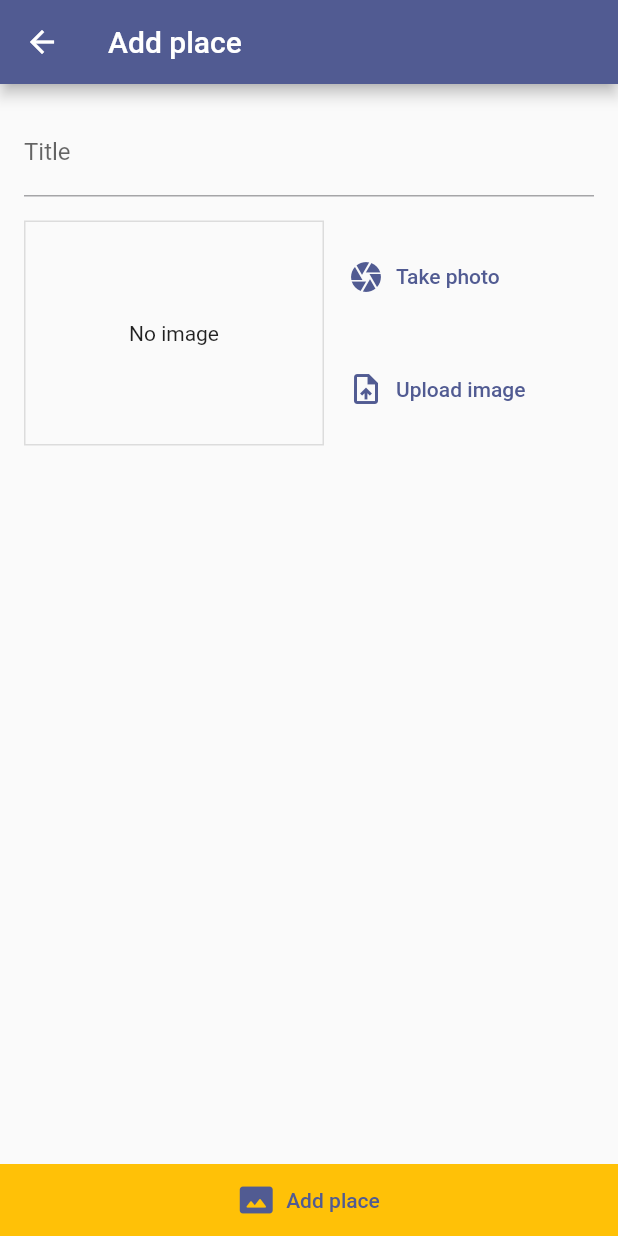
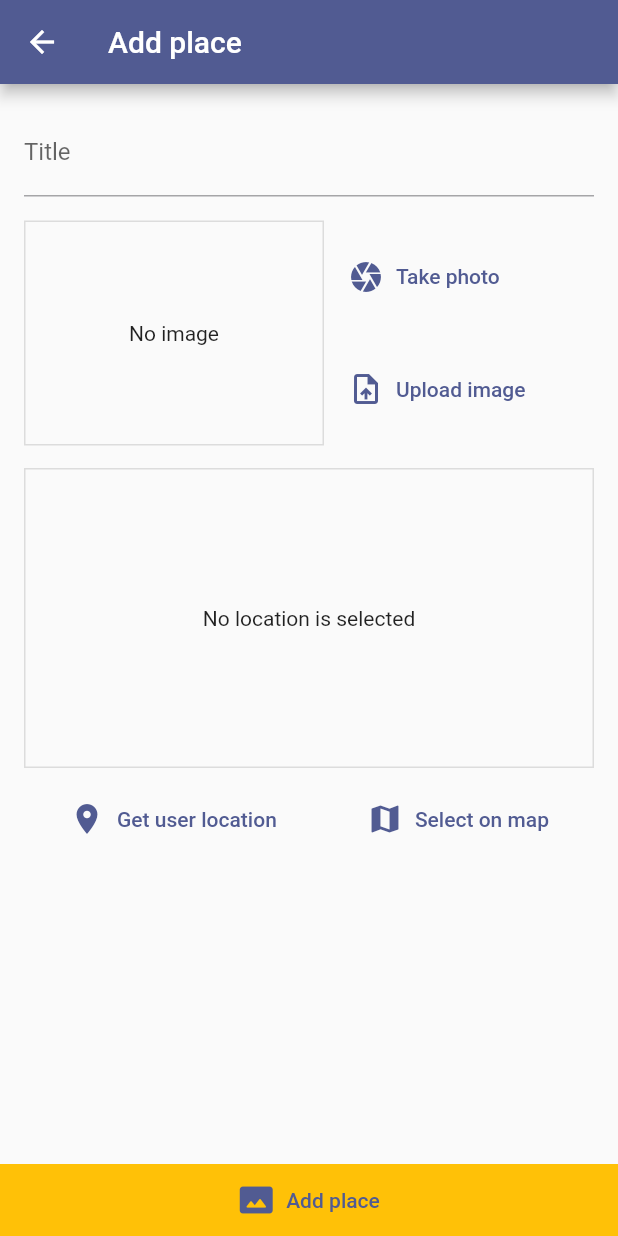
Before and after one commit to vPokladLI/great_places, a Flutter app: the AddPlaceScreen screen opened by its route, after a tap on "Add place", on a phone screen of 412 x 824 dp. Run offline on Flutter 3.47's test engine with Material 2 defaults, Android fonts, the phone set to English and light mode, and no system bars; our stand-ins replace flutter_dotenv, image_picker, location, sqflite; accounts and stored records are empty.

Commit message:
add static google map

```diff
--- /dev/null
+++ b/lib/helpers/maps_helper.dart
@@ -0,0 +1,8 @@
+import 'package:flutter_dotenv/flutter_dotenv.dart';
+
+class MapsHelper {
+  static String generateLocationPreview(double lat, double lon) {
+    final apiKey = dotenv.get('GOOGLE_MAP_API_KEY');
+    return 'https://maps.googleapis.com/maps/api/staticmap?center=$lat,$lon&zoom=15&scale=2&size=400x300&markers=size:mid%7Ccolor:red%7C$lat,$lon&key=$apiKey';
+  }
+}
--- a/lib/main.dart
+++ b/lib/main.dart
@@ -1,11 +1,13 @@
 import 'package:flutter/material.dart';
+import 'package:flutter_dotenv/flutter_dotenv.dart';
 import 'package:provider/provider.dart';
 import './pages/places_list_screen.dart';
 import './pages/add_place_screen.dart';
 
 import './providers/places_provider.dart';
 
-void main() {
+Future<void> main() async {
+  await dotenv.load(fileName: ".env");
   runApp(const MyApp());
 }
 
--- a/lib/pages/add_place_screen.dart
+++ b/lib/pages/add_place_screen.dart
@@ -1,9 +1,11 @@
 import 'dart:io';
 import 'package:flutter/material.dart';
+import 'package:location/location.dart';
 import 'package:provider/provider.dart';
 
 import '../providers/places_provider.dart';
 import '../widgets/image_input.dart';
+import '../widgets/location_input.dart';
 
 class AddPlaceScreen extends StatefulWidget {
   static String routName = '/add-place';
@@ -16,19 +18,26 @@ class AddPlaceScreen extends StatefulWidget {
 class _AddPlaceScreenState extends State<AddPlaceScreen> {
   final _titleController = TextEditingController();
   File? _pickedImage;
+  LocationData? _selectedLocation;
 
   void selectImage(File pickedImage) {
     _pickedImage = pickedImage;
   }
 
+  void selectLocation(LocationData location) {
+    _selectedLocation = location;
+  }
+
   void _onSubmit() {
-    if (_titleController.text.isEmpty || _pickedImage == null) {
+    if (_titleController.text.isEmpty ||
+        _pickedImage == null ||
+        _selectedLocation == null) {
       return;
     }
     context.read<Places>().addItem(
         title: _titleController.text,
-        latitude: 10,
-        longitude: 12,
+        latitude: _selectedLocation!.latitude as double,
+        longitude: _selectedLocation!.longitude as double,
         image: _pickedImage!);
 
     Navigator.of(context).pop();
@@ -65,6 +74,10 @@ class _AddPlaceScreenState extends State<AddPlaceScreen> {
                       height: 16,
                     ),
                     ImageInput(selectImage),
+                    SizedBox(
+                      height: 15,
+                    ),
+                    LocationInput(selectLocation),
                   ]),
                 ),
               ),
--- /dev/null
+++ b/lib/widgets/location_input.dart
@@ -0,0 +1,89 @@
+import 'package:flutter/material.dart';
+import 'package:location/location.dart';
+
+import '../helpers/maps_helper.dart';
+
+class LocationInput extends StatefulWidget {
+  final Function selectLocation;
+  const LocationInput(this.selectLocation, {super.key});
+
+  @override
+  State<LocationInput> createState() => _LocationInputState();
+}
+
+class _LocationInputState extends State<LocationInput> {
+  Location location = Location();
+  String? _previewLocation;
+
+  late bool _serviceEnabled;
+  late PermissionStatus _permissionGranted;
+  late LocationData _locationData;
+
+  Future<void> _getLocation() async {
+    _serviceEnabled = await location.serviceEnabled();
+    if (!_serviceEnabled) {
+      _serviceEnabled = await location.requestService();
+      if (!_serviceEnabled) {
+        return;
+      }
+    }
+    _permissionGranted = await location.hasPermission();
+    if (_permissionGranted == PermissionStatus.denied) {
+      _permissionGranted = await location.requestPermission();
+      if (_permissionGranted != PermissionStatus.granted) {
+        return;
+      }
+    }
+    _locationData = await location.getLocation();
+    if (_locationData == null) return;
+    final mapImageUrl = MapsHelper.generateLocationPreview(
+        _locationData.latitude!, _locationData.longitude!);
+    widget.selectLocation(_locationData);
+    setState(() {
+      _previewLocation = mapImageUrl;
+    });
+  }
+
+  @override
+  Widget build(BuildContext context) {
+    return Column(
+      children: [
+        Container(
+          alignment: Alignment.center,
+          width: double.infinity,
+          height: 200,
+          decoration: BoxDecoration(
+              border: Border.all(color: Colors.black12, width: 1)),
+          child: _previewLocation == null
+              ? Text(
+                  'No location is selected',
+                  textAlign: TextAlign.center,
+                )
+              : Image.network(
+                  _previewLocation as String,
+                  fit: BoxFit.cover,
+                  width: double.infinity,
+                ),
+        ),
+        SizedBox(
+          height: 10,
+        ),
+        Row(
+          mainAxisAlignment: MainAxisAlignment.spaceAround,
+          children: [
+            TextButton.icon(
+                onPressed: () {
+                  _getLocation();
+                },
+                icon: Icon(Icons.location_on),
+                label: Text('Get user location')),
+            TextButton.icon(
+                onPressed: () {},
+                icon: Icon(Icons.map),
+                label: Text('Select on map')),
+          ],
+        )
+      ],
+    );
+  }
+}
--- a/pubspec.yaml
+++ b/pubspec.yaml
@@ -40,6 +40,8 @@ dependencies:
   path_provider: ^2.0.11
   path: ^1.8.2
   sqflite: ^2.2.0+3
+  location: ^4.4.0
+  flutter_dotenv: ^5.0.2
 
 dev_dependencies:
   flutter_test:
@@ -62,6 +64,8 @@ flutter:
   # the material Icons class.
   uses-material-design: true
 
+  assets:
+    - .env
   # To add assets to your application, add an assets section, like this:
   # assets:
   #   - images/a_dot_burr.jpeg
```
Also changed, not shown: 3 other files.
